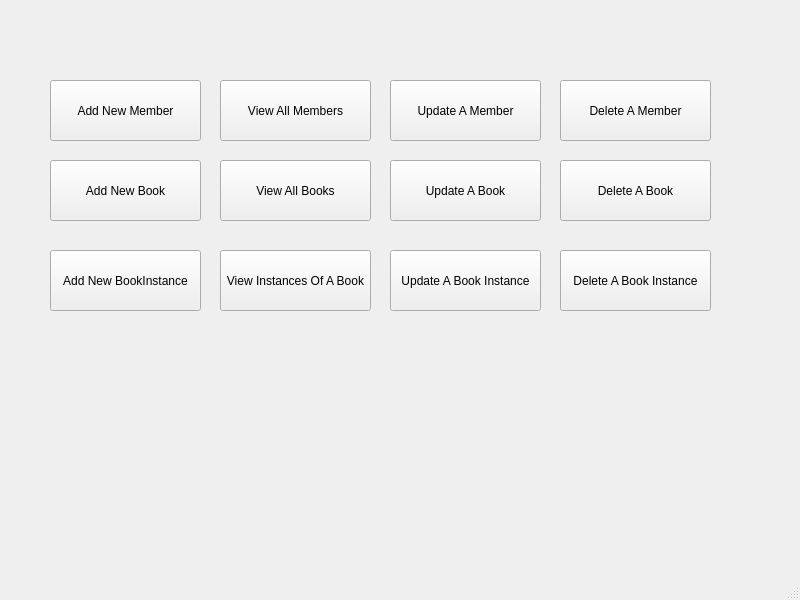
This is MainWindow.ui in Codeworm08/Library-Management-System as Qt 5 draws it before an edit. The edited form follows.
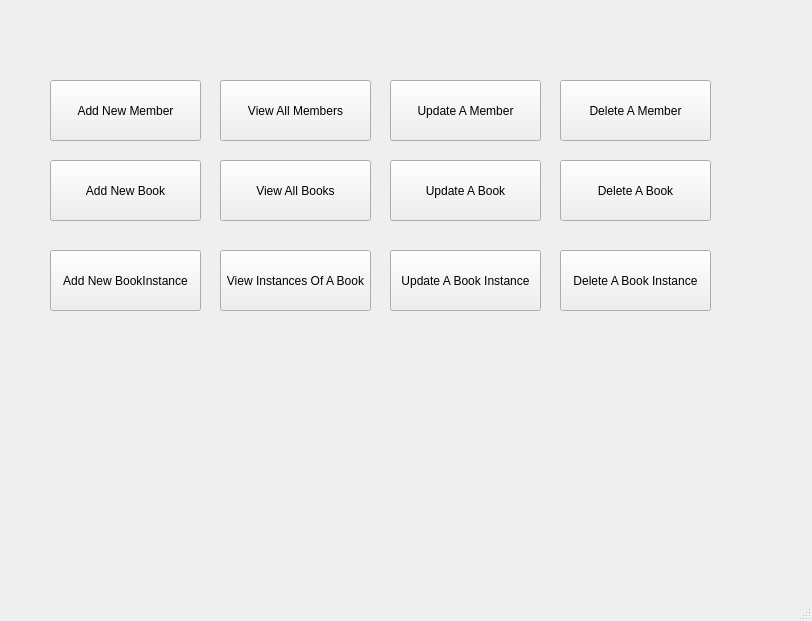
This is the edited form.

Diff of the .ui file:
```diff
--- a/MainWindow.ui
+++ b/MainWindow.ui
@@ -6,8 +6,8 @@
    <rect>
     <x>0</x>
     <y>0</y>
-    <width>800</width>
-    <height>600</height>
+    <width>812</width>
+    <height>621</height>
    </rect>
   </property>
   <property name="windowTitle">
```
Left out of the diff: 2 changed lines with no effect on the pictures.
